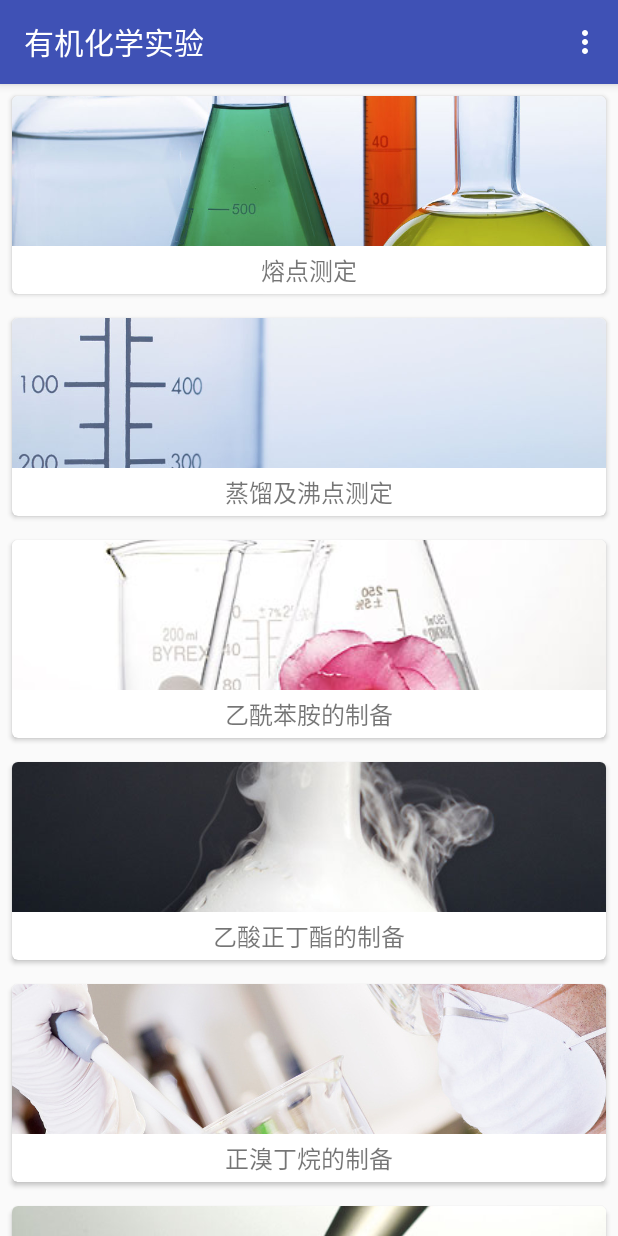
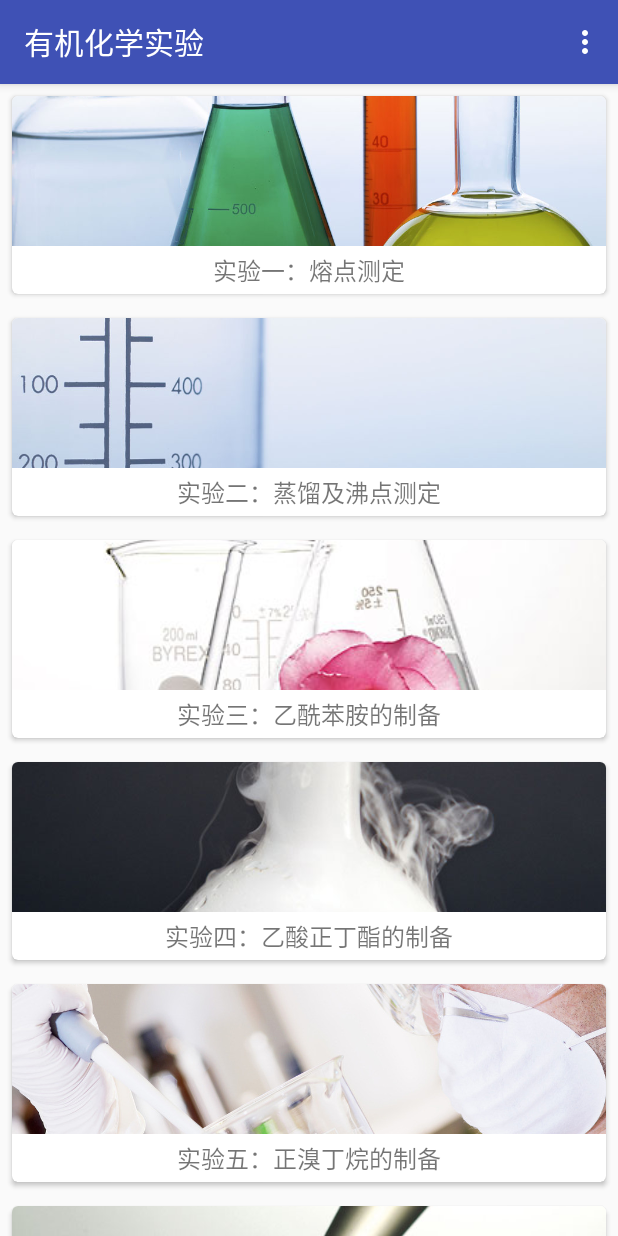
Before and after one commit to yif-hong/Organic, an Android app: the screen it shows after launch (MainActivity), on a phone screen of 412 x 824 dp. Run offline under Robolectric (Android 15) with nearby library versions, the phone set to English and light mode, and no system bars; 1 statement that could not run was skipped.

Commit message:
增加了欢迎界面，尝试写入少部分content

```diff
--- a/app/build.gradle
+++ b/app/build.gradle
@@ -17,7 +17,7 @@ android {
             proguardFiles getDefaultProguardFile('proguard-android.txt'), 'proguard-rules.pro'
         }
     }
-}
+
 
     dependencies {
         compile fileTree(dir: 'libs', include: ['*.jar'])
@@ -32,3 +32,4 @@ dependencies {
         compile 'com.android.support:design:25.3.1'
         testCompile 'junit:junit:4.12'
     }
+}
--- a/app/src/main/java/com/example/xr/organic/ExperimentAdapter.java
+++ b/app/src/main/java/com/example/xr/organic/ExperimentAdapter.java
@@ -11,6 +11,7 @@ import android.widget.ImageView;
 import android.widget.TextView;
 
 import com.bumptech.glide.Glide;
+import com.example.xr.organic.data.Experiment;
 
 import java.util.List;
 
--- a/app/src/main/java/com/example/xr/organic/MainActivity.java
+++ b/app/src/main/java/com/example/xr/organic/MainActivity.java
@@ -10,25 +10,16 @@ import android.support.v7.widget.Toolbar;
 import android.view.Menu;
 import android.view.MenuItem;
 
+import com.example.xr.organic.data.Experiment;
+import com.example.xr.organic.data.ExperimentDataBase;
+
 import java.util.ArrayList;
 import java.util.List;
 
 public class MainActivity extends AppCompatActivity {
 
-    private Experiment[] experiments = {
-            new Experiment("熔点测定", R.drawable.organic1),
-            new Experiment("蒸馏及沸点测定", R.drawable.organic2),
-            new Experiment("乙酰苯胺的制备", R.drawable.organic3),
-            new Experiment("乙酸正丁酯的制备", R.drawable.organic4),
-            new Experiment("正溴丁烷的制备", R.drawable.organic5),
-            new Experiment("正丁基苯基醚的制备", R.drawable.organic6),
-            new Experiment("肉桂酸的制备", R.drawable.organic7),
-            new Experiment("苯甲酸苯甲醇的制备", R.drawable.organic8),
-            new Experiment("从茶叶中提取咖啡因", R.drawable.organic9),
-            new Experiment("从菠菜中提取叶绿素", R.drawable.organic10)
-    };
+    private final static int EXPERIMENTS_AMOUNT = 10;//总实验数量
     private List<Experiment> experimentList = new ArrayList<>();
-
     private ExperimentAdapter adapter;
 
     @Override
@@ -47,8 +38,8 @@ public class MainActivity extends AppCompatActivity {
 
     private void initsExperimentList() {
         experimentList.clear();
-        for (int i = 0; i < experiments.length; i++) {
-            experimentList.add(experiments[i]);
+        for (int i = 0; i < EXPERIMENTS_AMOUNT; i++) {
+            experimentList.add(ExperimentDataBase.getExperiments(i));
         }
     }
 
@@ -63,6 +54,7 @@ public class MainActivity extends AppCompatActivity {
         switch (item.getItemId()) {
             case R.id.call_teacher:
                 Intent intent = new Intent(Intent.ACTION_DIAL);
+                //TODO: Change "10086" to teacher's telephone
                 intent.setData(Uri.parse("tel:10086"));
                 startActivity(intent);
                 break;
--- /dev/null
+++ b/app/src/main/java/com/example/xr/organic/WelcomeActivity.java
@@ -0,0 +1,39 @@
+package com.example.xr.organic;
+
+import android.content.Intent;
+import android.os.Bundle;
+import android.os.Handler;
+import android.support.annotation.Nullable;
+import android.support.v7.app.AppCompatActivity;
+import android.view.Window;
+import android.widget.ImageView;
+
+import com.bumptech.glide.Glide;
+
+/**
+ * Created by Xr on 5/22/2017.
+ * 实现欢迎界面
+ */
+
+public class WelcomeActivity extends AppCompatActivity {
+    @Override
+    protected void onCreate(@Nullable Bundle savedInstanceState) {
+        super.onCreate(savedInstanceState);
+        requestWindowFeature(Window.FEATURE_NO_TITLE);
+        setContentView(R.layout.welcome_layout);
+
+        ImageView welcomeImageView = (ImageView) findViewById(R.id.iv_welcome);
+        //TODO: Change the image file of Welcome Activity in Glide.load()
+        Glide.with(this).load(R.drawable.organic9).crossFade().centerCrop().into(welcomeImageView);
+
+        Handler handler = new Handler();
+        handler.postDelayed(new Runnable() {
+            @Override
+            public void run() {
+                Intent intent = new Intent(WelcomeActivity.this, MainActivity.class);
+                startActivity(intent);
+                WelcomeActivity.this.finish();
+            }
+        }, 1500);//载入延迟1500ms
+    }
+}
--- a/app/src/main/java/com/example/xr/organic/Experiment.java
+++ b/app/src/main/java/com/example/xr/organic/data/Experiment.java
@@ -1,4 +1,4 @@
-package com.example.xr.organic;
+package com.example.xr.organic.data;
 
 /**
  * Created by jk on 2017/5/2.
--- /dev/null
+++ b/app/src/main/java/com/example/xr/organic/data/ExperimentDataBase.java
@@ -0,0 +1,27 @@
+package com.example.xr.organic.data;
+
+import com.example.xr.organic.R;
+
+/**
+ * Created by Xr on 5/22/2017.
+ */
+
+public class ExperimentDataBase {
+
+    //返回主页面 实验项目，与Experiment Adapter相匹配
+    public static Experiment getExperiments(int i) {
+        Experiment[] experiments = {
+                new Experiment("实验一：熔点测定", R.drawable.organic1),
+                new Experiment("实验二：蒸馏及沸点测定", R.drawable.organic2),
+                new Experiment("实验三：乙酰苯胺的制备", R.drawable.organic3),
+                new Experiment("实验四：乙酸正丁酯的制备", R.drawable.organic4),
+                new Experiment("实验五：正溴丁烷的制备", R.drawable.organic5),
+                new Experiment("实验六：正丁基苯基醚的制备", R.drawable.organic6),
+                new Experiment("实验七：肉桂酸的制备", R.drawable.organic7),
+                new Experiment("实验八：苯甲酸苯甲醇的制备", R.drawable.organic8),
+                new Experiment("实验九：从茶叶中提取咖啡因", R.drawable.organic9),
+                new Experiment("实验十：从菠菜中提取叶绿素", R.drawable.organic10)
+        };
+        return experiments[i];
+    }
+}
--- a/app/src/main/res/menu/toolbar.xml
+++ b/app/src/main/res/menu/toolbar.xml
@@ -4,7 +4,6 @@
 
     <item
         android:id="@+id/call_teacher"
-        android:icon="@drawable/call"
         android:title="@string/call_teacher"
         app:showAsAction="never"/>
 </menu>
--- a/build.gradle
+++ b/build.gradle
@@ -5,7 +5,7 @@ buildscript {
         jcenter()
     }
     dependencies {
-        classpath 'com.android.tools.build:gradle:2.3.1'
+        classpath 'com.android.tools.build:gradle:2.3.2'
 
         // NOTE: Do not place your application dependencies here; they belong
         // in the individual module build.gradle files
```
Also changed, not shown: app/src/main/AndroidManifest.xml (+7 -4 lines), app/src/main/java/com/example/xr/organic/ExperimentActivity.java (+19 -13 lines), app/src/main/res/layout/experiment_content.xml (+50 -5 lines), app/src/main/res/layout/welcome_layout.xml (added, +11 -0 lines). Lines whose indentation alone changed are shown as unchanged.
